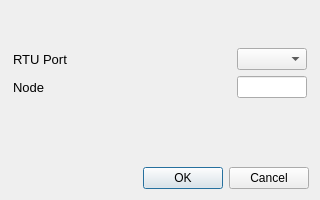
First picture: the form in cte/queryportnode.ui, repository MECTsrl/mect_plugins, before the edit.
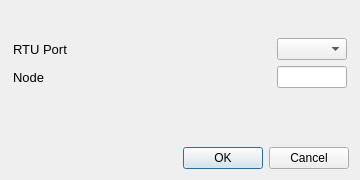
Second picture: the form after the edit. Icons and pictures are not drawn.

Commit message: CTE Cross Table Editor - Fix WaitCursor when loading CT File - Fix Analog In / Analog Out start when comparing Template CrossTable file - Fix size queryportnode.ui

```diff
--- a/cte/queryportnode.ui
+++ b/cte/queryportnode.ui
@@ -6,8 +6,8 @@
    <rect>
     <x>0</x>
     <y>0</y>
-    <width>320</width>
-    <height>200</height>
+    <width>360</width>
+    <height>180</height>
    </rect>
   </property>
   <property name="windowTitle">
```
The commit also changes 4 other files.
